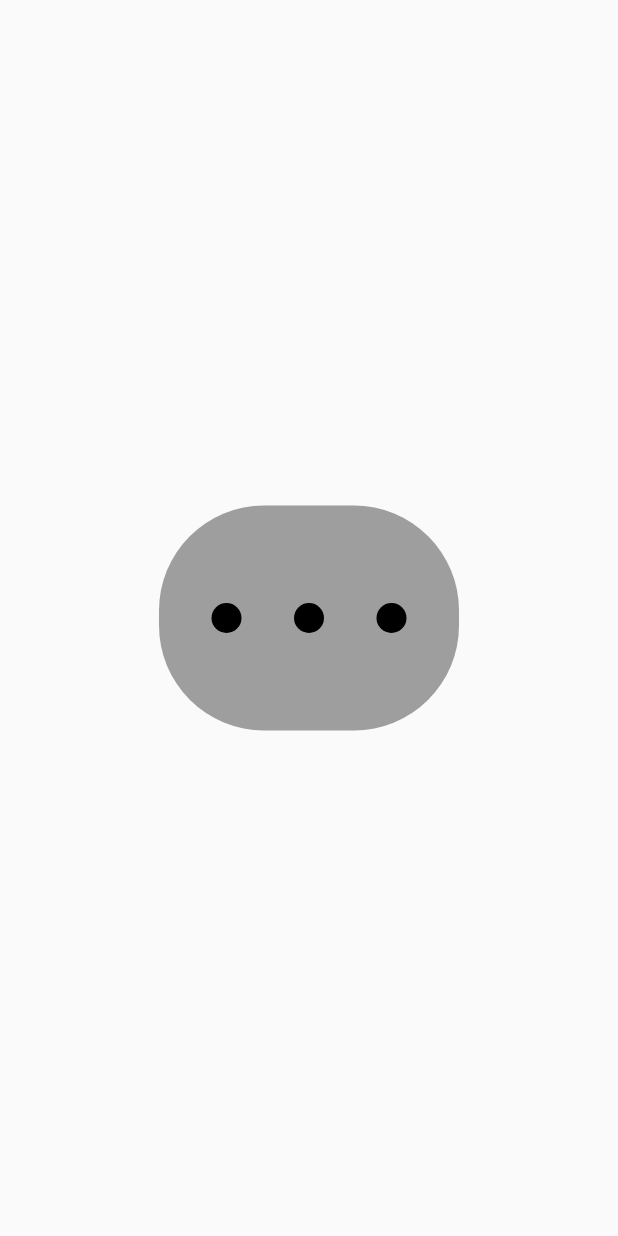
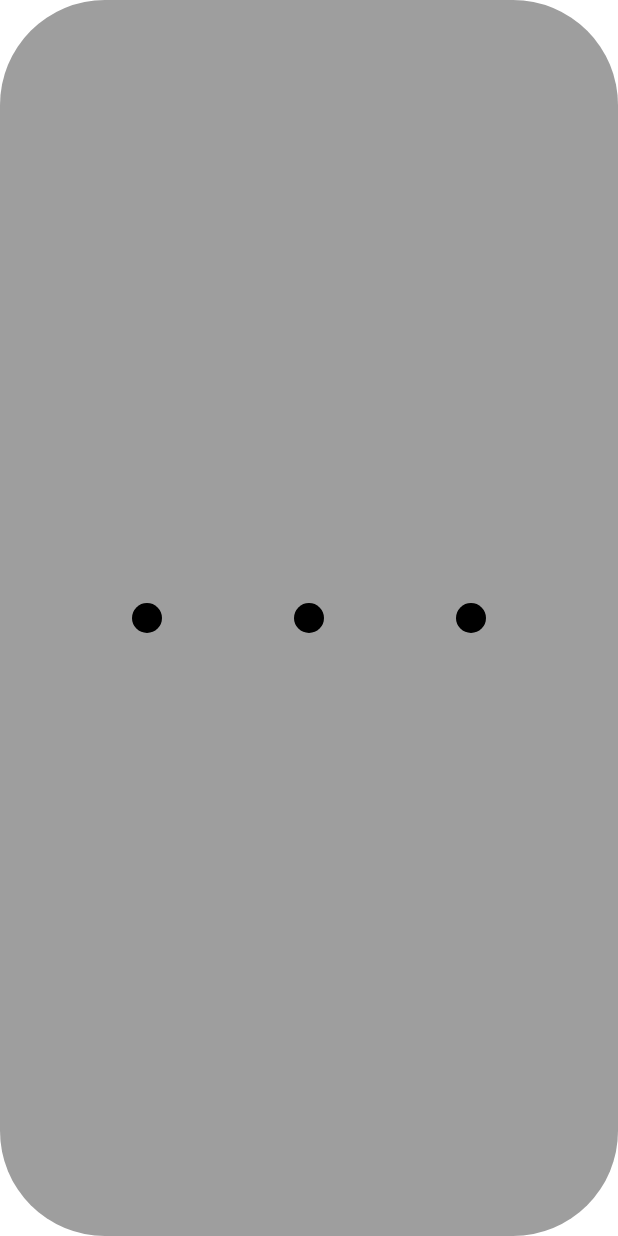
Before and after one commit to kapiljhajhria/typig_animation, a Flutter app: the screen it shows after launch, on a phone screen of 412 x 824 dp. Run offline on Flutter 3.47's test engine with Material 2 defaults, Android fonts, the phone set to English and light mode, and no system bars.

Commit message:
Signed-off-by: kapil jhajhria <jhajhria44@gmail.com>

```diff
--- a/lib/main.dart
+++ b/lib/main.dart
@@ -47,9 +47,7 @@ class _TypingDotsState extends State<TypingDots>
     CurvedAnimation smoothAnimation3 = CurvedAnimation(
         parent: typingAnimationController,
         curve: CustomCurve(begin: 0.3 ));
-    return Scaffold(
-      body: Center(
-        child: Container(
+    return Container(
       height: 150,
       width: 200,
       decoration: BoxDecoration(
@@ -96,8 +94,6 @@ class _TypingDotsState extends State<TypingDots>
           ),
         ],
       ),
-        ),
-      ),
     );
   }
 }
```
Also changed, not shown: pubspec.lock. Lines whose indentation alone changed are shown as unchanged.
